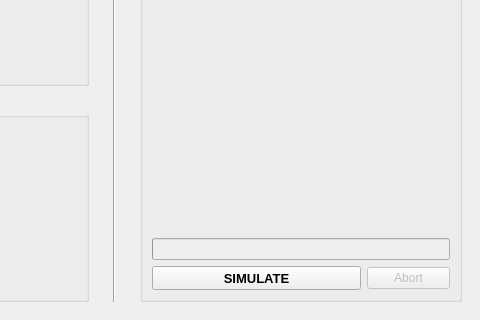
Qt form frcpredict/ui/window/main_window_w.ui (Bodeeen/Resolution_prediction_software) before a commit; both pictures show x 680 to 1160 and y 400 to 720 of the 1160 by 720 pixel window.
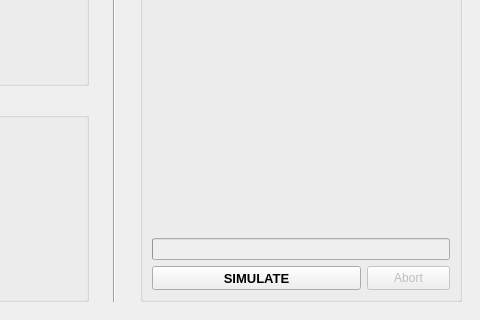
The same form after that commit. Custom widgets are drawn as their Qt base class.

Commit message: fix: abort button size didn't match simulate button

```diff
--- a/frcpredict/ui/window/main_window_w.ui
+++ b/frcpredict/ui/window/main_window_w.ui
@@ -403,6 +403,12 @@
              <property name="enabled">
               <bool>false</bool>
              </property>
+             <property name="minimumSize">
+              <size>
+               <width>0</width>
+               <height>24</height>
+              </size>
+             </property>
              <property name="font">
               <font>
                <weight>50</weight>
```
